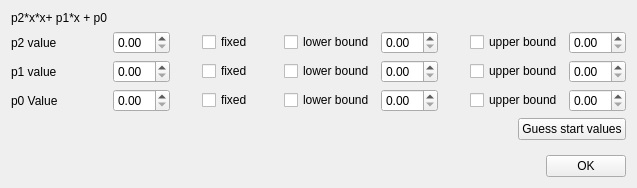
Qt form pensant/ui/quadraticModelFitParameters.ui (syncope/pensant) before a commit.
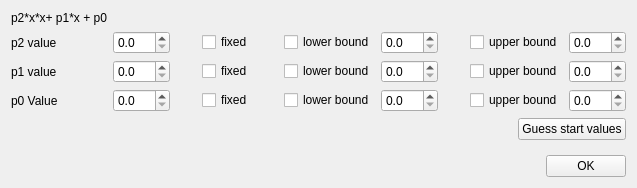
The same form after that commit.

Commit message:
+ updated the ui files significantly to include more info
+ first larger test candidate for interactive fitting setup: gaussian model

++ incorporated sliders for setting the start values for gaussian model
++ added more widget creation and interaction parts for gaussian model
---- still several things missing; e.g. creating data points to plot from current parameter values

Patch:
```diff
--- a/pensant/ui/quadraticModelFitParameters.ui
+++ b/pensant/ui/quadraticModelFitParameters.ui
@@ -50,7 +50,11 @@
      <item row="2" column="1">
       <layout class="QHBoxLayout" name="horizontalLayout_2">
        <item>
-        <widget class="QDoubleSpinBox" name="amplitudeValue"/>
+        <widget class="QDoubleSpinBox" name="amplitudeValue">
+         <property name="decimals">
+          <number>1</number>
+         </property>
+        </widget>
        </item>
        <item>
         <spacer name="horizontalSpacer_4">
@@ -93,7 +97,11 @@
         </widget>
        </item>
        <item>
-        <widget class="QDoubleSpinBox" name="amplitudeLBValue"/>
+        <widget class="QDoubleSpinBox" name="amplitudeLBValue">
+         <property name="decimals">
+          <number>1</number>
+         </property>
+        </widget>
        </item>
        <item>
         <spacer name="horizontalSpacer_6">
@@ -116,7 +124,11 @@
         </widget>
        </item>
        <item>
-        <widget class="QDoubleSpinBox" name="amplitudeUBValue"/>
+        <widget class="QDoubleSpinBox" name="amplitudeUBValue">
+         <property name="decimals">
+          <number>1</number>
+         </property>
+        </widget>
        </item>
       </layout>
      </item>
@@ -160,7 +172,11 @@
      <item row="1" column="1">
       <layout class="QHBoxLayout" name="horizontalLayout">
        <item>
-        <widget class="QDoubleSpinBox" name="meanValue"/>
+        <widget class="QDoubleSpinBox" name="meanValue">
+         <property name="decimals">
+          <number>1</number>
+         </property>
+        </widget>
        </item>
        <item>
         <spacer name="horizontalSpacer">
@@ -203,7 +219,11 @@
         </widget>
        </item>
        <item>
-        <widget class="QDoubleSpinBox" name="meanLBValue"/>
+        <widget class="QDoubleSpinBox" name="meanLBValue">
+         <property name="decimals">
+          <number>1</number>
+         </property>
+        </widget>
        </item>
        <item>
         <spacer name="horizontalSpacer_3">
@@ -226,7 +246,11 @@
         </widget>
        </item>
        <item>
-        <widget class="QDoubleSpinBox" name="meanUBValue"/>
+        <widget class="QDoubleSpinBox" name="meanUBValue">
+         <property name="decimals">
+          <number>1</number>
+         </property>
+        </widget>
        </item>
       </layout>
      </item>
@@ -240,7 +264,11 @@
      <item row="3" column="1">
       <layout class="QHBoxLayout" name="horizontalLayout_3">
        <item>
-        <widget class="QDoubleSpinBox" name="sigmaValue"/>
+        <widget class="QDoubleSpinBox" name="sigmaValue">
+         <property name="decimals">
+          <number>1</number>
+         </property>
+        </widget>
        </item>
        <item>
         <spacer name="horizontalSpacer_7">
@@ -283,7 +311,11 @@
         </widget>
        </item>
        <item>
-        <widget class="QDoubleSpinBox" name="sigmaLBValue"/>
+        <widget class="QDoubleSpinBox" name="sigmaLBValue">
+         <property name="decimals">
+          <number>1</number>
+         </property>
+        </widget>
        </item>
        <item>
         <spacer name="horizontalSpacer_9">
@@ -306,7 +338,11 @@
         </widget>
        </item>
        <item>
-        <widget class="QDoubleSpinBox" name="sigmaUBValue"/>
+        <widget class="QDoubleSpinBox" name="sigmaUBValue">
+         <property name="decimals">
+          <number>1</number>
+         </property>
+        </widget>
        </item>
       </layout>
      </item>
```
The commit also changes 4 other files.
